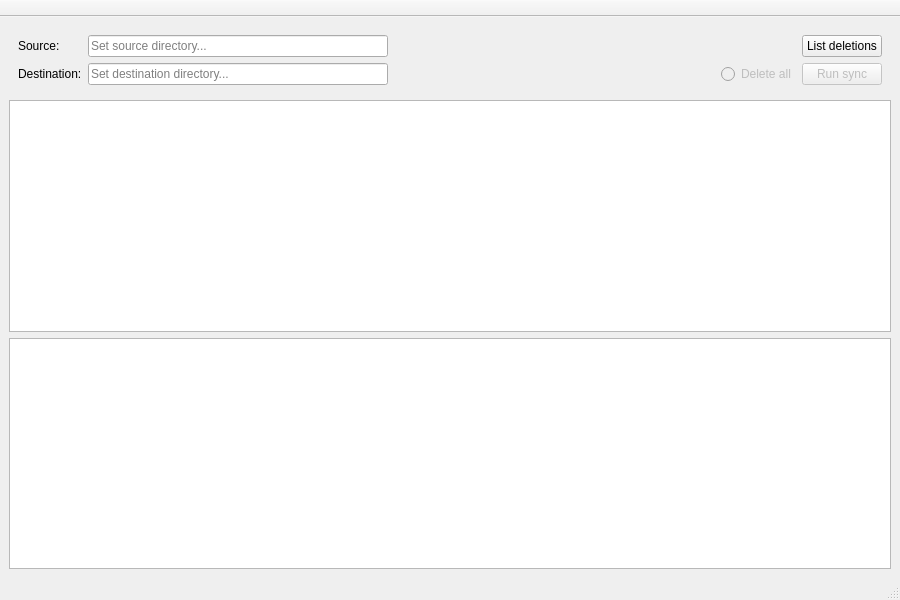
Above: src/ui/mainwindow.ui from gaaldvd/arxive before the change. Below: the same form after it.
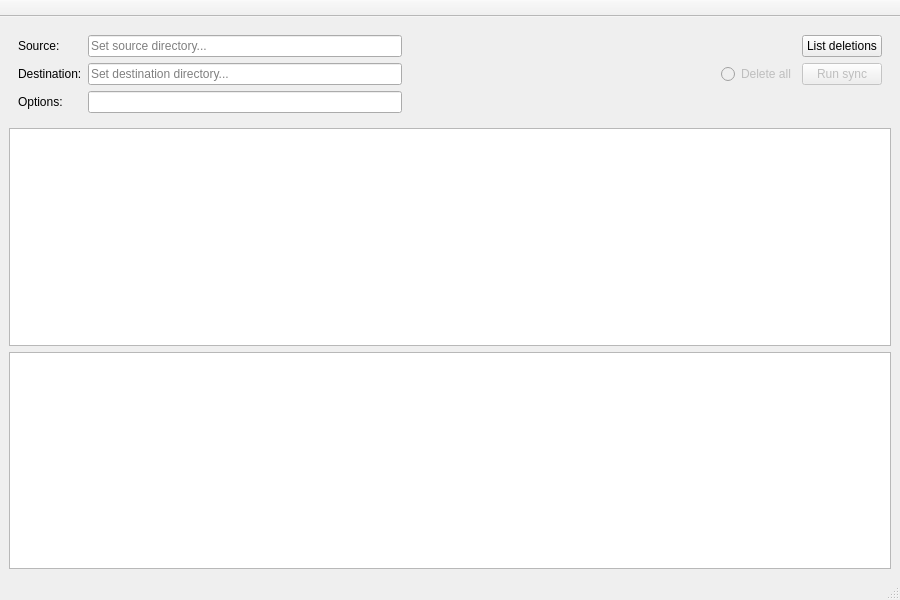
That is the form after the change.

Commit message: GUI: additional options implemented

Patch:
```diff
--- a/src/ui/mainwindow.ui
+++ b/src/ui/mainwindow.ui
@@ -30,55 +30,7 @@
        </sizepolicy>
       </property>
       <layout class="QGridLayout" name="gridLayout">
-       <item row="0" column="1">
-        <widget class="QLineEdit" name="sourceEdit">
-         <property name="sizePolicy">
-          <sizepolicy hsizetype="Fixed" vsizetype="Fixed">
-           <horstretch>0</horstretch>
-           <verstretch>0</verstretch>
-          </sizepolicy>
-         </property>
-         <property name="minimumSize">
-          <size>
-           <width>300</width>
-           <height>0</height>
-          </size>
-         </property>
-         <property name="readOnly">
-          <bool>true</bool>
-         </property>
-         <property name="placeholderText">
-          <string>Set source directory...</string>
-         </property>
-        </widget>
-       </item>
-       <item row="1" column="0">
-        <widget class="QLabel" name="destLabel">
-         <property name="sizePolicy">
-          <sizepolicy hsizetype="Fixed" vsizetype="Fixed">
-           <horstretch>0</horstretch>
-           <verstretch>0</verstretch>
-          </sizepolicy>
-         </property>
-         <property name="text">
-          <string>Destination:</string>
-         </property>
-        </widget>
-       </item>
        <item row="1" column="2">
-        <spacer name="horizontalSpacer_2">
-         <property name="orientation">
-          <enum>Qt::Orientation::Horizontal</enum>
-         </property>
-         <property name="sizeHint" stdset="0">
-          <size>
-           <width>40</width>
-           <height>20</height>
-          </size>
-         </property>
-        </spacer>
-       </item>
-       <item row="1" column="1">
         <widget class="QLineEdit" name="destEdit">
          <property name="sizePolicy">
           <sizepolicy hsizetype="Fixed" vsizetype="Fixed">
@@ -92,6 +44,12 @@
            <height>0</height>
           </size>
          </property>
+         <property name="maximumSize">
+          <size>
+           <width>500</width>
+           <height>16777215</height>
+          </size>
+         </property>
          <property name="readOnly">
           <bool>true</bool>
          </property>
@@ -100,7 +58,43 @@
          </property>
         </widget>
        </item>
-       <item row="0" column="2">
+       <item row="1" column="4">
+        <widget class="QRadioButton" name="delallRadio">
+         <property name="enabled">
+          <bool>false</bool>
+         </property>
+         <property name="text">
+          <string>Delete all</string>
+         </property>
+        </widget>
+       </item>
+       <item row="1" column="0">
+        <widget class="QLabel" name="destLabel">
+         <property name="sizePolicy">
+          <sizepolicy hsizetype="Fixed" vsizetype="Fixed">
+           <horstretch>0</horstretch>
+           <verstretch>0</verstretch>
+          </sizepolicy>
+         </property>
+         <property name="text">
+          <string>Destination:</string>
+         </property>
+        </widget>
+       </item>
+       <item row="0" column="0">
+        <widget class="QLabel" name="sourceLabel">
+         <property name="sizePolicy">
+          <sizepolicy hsizetype="Fixed" vsizetype="Fixed">
+           <horstretch>0</horstretch>
+           <verstretch>0</verstretch>
+          </sizepolicy>
+         </property>
+         <property name="text">
+          <string>Source:</string>
+         </property>
+        </widget>
+       </item>
+       <item row="0" column="3">
         <spacer name="horizontalSpacer">
          <property name="orientation">
           <enum>Qt::Orientation::Horizontal</enum>
@@ -113,7 +107,7 @@
          </property>
         </spacer>
        </item>
-       <item row="0" column="4">
+       <item row="0" column="5">
         <widget class="QPushButton" name="listdelButton">
          <property name="enabled">
           <bool>true</bool>
@@ -129,7 +123,7 @@
          </property>
         </widget>
        </item>
-       <item row="1" column="4">
+       <item row="1" column="5">
         <widget class="QPushButton" name="syncButton">
          <property name="enabled">
           <bool>false</bool>
@@ -145,29 +139,83 @@
          </property>
         </widget>
        </item>
-       <item row="0" column="0">
-        <widget class="QLabel" name="sourceLabel">
-         <property name="sizePolicy">
-          <sizepolicy hsizetype="Fixed" vsizetype="Fixed">
-           <horstretch>0</horstretch>
-           <verstretch>0</verstretch>
-          </sizepolicy>
-         </property>
-         <property name="text">
-          <string>Source:</string>
-         </property>
-        </widget>
-       </item>
        <item row="1" column="3">
-        <widget class="QRadioButton" name="delallRadio">
-         <property name="enabled">
-          <bool>false</bool>
+        <spacer name="horizontalSpacer_2">
+         <property name="orientation">
+          <enum>Qt::Orientation::Horizontal</enum>
          </property>
+         <property name="sizeHint" stdset="0">
+          <size>
+           <width>40</width>
+           <height>20</height>
+          </size>
+         </property>
+        </spacer>
+       </item>
+       <item row="0" column="2">
+        <widget class="QLineEdit" name="sourceEdit">
+         <property name="sizePolicy">
+          <sizepolicy hsizetype="Fixed" vsizetype="Fixed">
+           <horstretch>0</horstretch>
+           <verstretch>0</verstretch>
+          </sizepolicy>
+         </property>
+         <property name="minimumSize">
+          <size>
+           <width>300</width>
+           <height>0</height>
+          </size>
+         </property>
+         <property name="maximumSize">
+          <size>
+           <width>500</width>
+           <height>16777215</height>
+          </size>
+         </property>
+         <property name="readOnly">
+          <bool>true</bool>
+         </property>
+         <property name="placeholderText">
+          <string>Set source directory...</string>
+         </property>
+        </widget>
+       </item>
+       <item row="2" column="0">
+        <widget class="QLabel" name="optionsLabel">
          <property name="text">
-          <string>Delete all</string>
+          <string>Options:</string>
          </property>
         </widget>
        </item>
+       <item row="2" column="2">
+        <widget class="QLineEdit" name="optionsEdit">
+         <property name="minimumSize">
+          <size>
+           <width>300</width>
+           <height>0</height>
+          </size>
+         </property>
+         <property name="maximumSize">
+          <size>
+           <width>500</width>
+           <height>16777215</height>
+          </size>
+         </property>
+        </widget>
+       </item>
+       <item row="2" column="3">
+        <spacer name="horizontalSpacer_3">
+         <property name="orientation">
+          <enum>Qt::Orientation::Horizontal</enum>
+         </property>
+         <property name="sizeHint" stdset="0">
+          <size>
+           <width>40</width>
+           <height>20</height>
+          </size>
+         </property>
+        </spacer>
+       </item>
       </layout>
      </widget>
     </item>
```
The commit also changes 9 other files.
